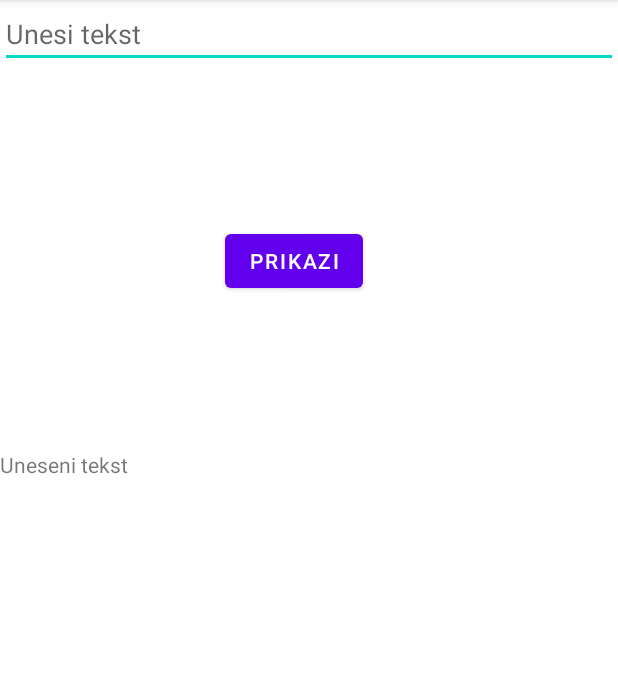
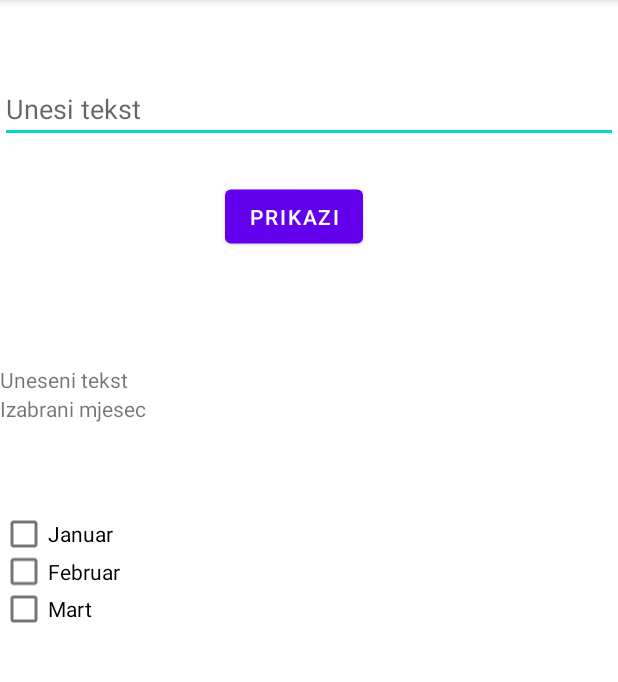
Before and after one commit to mkapo3/RMAVjezba1, an Android app: the screen it shows after launch (MainActivity), on a phone screen of 412 x 824 dp, the part 84-766 px from its top. Run offline under Robolectric (Android 15) with nearby library versions, the phone set to English and light mode, and no system bars.

Commit message:
first commit

```diff
--- a/app/src/main/java/com/example/rmavjezba1/MainActivity.kt
+++ b/app/src/main/java/com/example/rmavjezba1/MainActivity.kt
@@ -21,7 +21,7 @@ class MainActivity : AppCompatActivity() {
         val editText = findViewById<EditText>(R.id.editText1);
         val textView = findViewById<TextView>(R.id.textView1);
         val message = editText.text.toString();
-        Log.v("TESTLOG", message);
+        //Log.v("TESTLOG", message);
         textView.text=message;
     }
 }
--- a/app/src/main/res/layout/activity_main.xml
+++ b/app/src/main/res/layout/activity_main.xml
@@ -10,6 +10,7 @@
         android:id="@+id/editText1"
         android:layout_width="match_parent"
         android:layout_height="wrap_content"
+        android:translationY="50dp"
         android:hint="Unesi tekst">
     </EditText>
 
@@ -17,8 +18,9 @@
         android:id="@+id/textView1"
         android:layout_width="match_parent"
         android:layout_height="wrap_content"
-        android:translationY="300dp"
-        android:text="Uneseni tekst"/>
+        android:translationY="150dp"
+        android:text="Uneseni tekst"
+        android:layout_below = "@+id/button1"/>
 
     <Button
         android:id="@+id/button1"
@@ -26,7 +28,40 @@
         android:layout_height="wrap_content"
         android:text="Prikazi"
         android:translationX="150dp"
-        android:translationY="150dp"/>
+        android:translationY="75dp"
+        android:layout_below = "@+id/editText1"/>
+
+    <CheckBox
+        android:id="@+id/checkbox1"
+        android:layout_width="wrap_content"
+        android:layout_height="wrap_content"
+        android:layout_below="@+id/textView2"
+        android:text="Januar"
+        android:translationY="200dp"></CheckBox>
+
+    <CheckBox
+        android:id="@+id/checkbox2"
+        android:layout_width="wrap_content"
+        android:layout_height="wrap_content"
+        android:layout_below="@+id/textView2"
+        android:text="Februar"
+        android:translationY="225dp"></CheckBox>
+    <CheckBox
+        android:id="@+id/checkbox3"
+        android:layout_width="wrap_content"
+        android:layout_height="wrap_content"
+        android:translationY="250dp"
+        android:text="Mart"
+        android:layout_below = "@+id/textView2">
+    </CheckBox>
+
+    <TextView
+        android:id="@+id/textView2"
+        android:layout_width="wrap_content"
+        android:layout_height="wrap_content"
+        android:translationY="150dp"
+        android:text="Izabrani mjesec"
+        android:layout_below = "@+id/textView1"/>
 
 
 </RelativeLayout>
```
